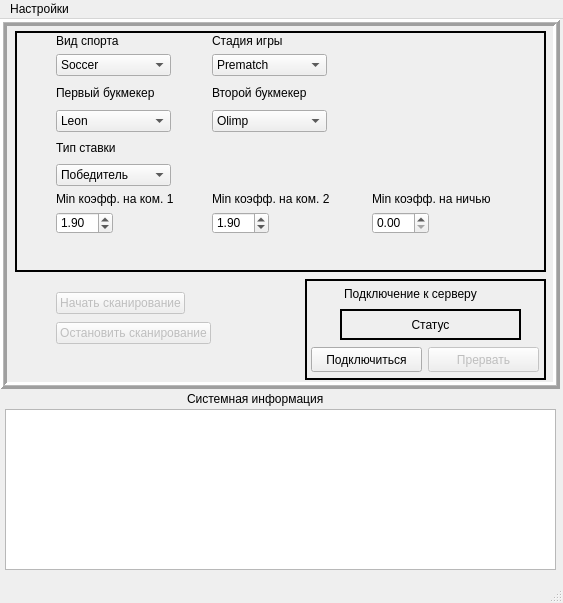
Old version of the form Client UI/components/forms/client_app_template.ui in the repository HiddenJang/Xperiment2.
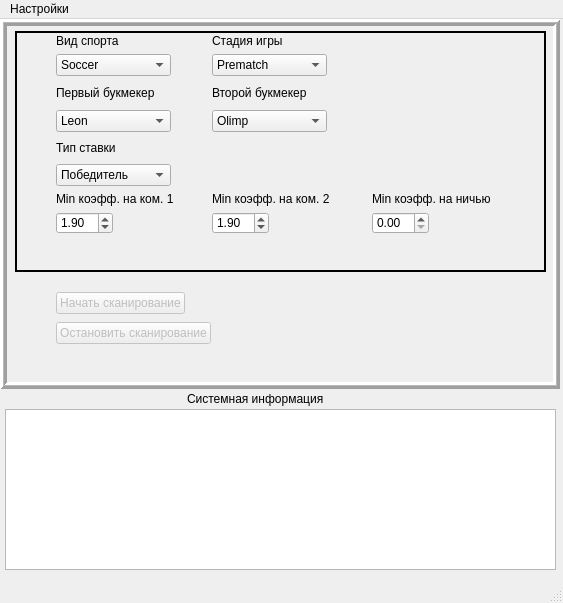
New version of the form.

Patch:
```diff
--- a/Client UI/components/forms/client_app_template.ui
+++ b/Client UI/components/forms/client_app_template.ui
@@ -580,92 +580,6 @@
       </item>
      </layout>
     </widget>
-    <widget class="QLabel" name="label_serverStatus">
-     <property name="geometry">
-      <rect>
-       <x>340</x>
-       <y>290</y>
-       <width>181</width>
-       <height>31</height>
-      </rect>
-     </property>
-     <property name="styleSheet">
-      <string notr="true">border-color: rgb(0, 0, 0);</string>
-     </property>
-     <property name="frameShape">
-      <enum>QFrame::Box</enum>
-     </property>
-     <property name="lineWidth">
-      <number>2</number>
-     </property>
-     <property name="text">
-      <string>Статус</string>
-     </property>
-     <property name="alignment">
-      <set>Qt::AlignCenter</set>
-     </property>
-    </widget>
-    <widget class="QFrame" name="frame_3">
-     <property name="geometry">
-      <rect>
-       <x>305</x>
-       <y>260</y>
-       <width>241</width>
-       <height>101</height>
-      </rect>
-     </property>
-     <property name="frameShape">
-      <enum>QFrame::Box</enum>
-     </property>
-     <property name="frameShadow">
-      <enum>QFrame::Plain</enum>
-     </property>
-     <property name="lineWidth">
-      <number>2</number>
-     </property>
-     <widget class="QLabel" name="label_connectionToServer">
-      <property name="geometry">
-       <rect>
-        <x>39</x>
-        <y>5</y>
-        <width>172</width>
-        <height>20</height>
-       </rect>
-      </property>
-      <property name="text">
-       <string>Подключение к серверу</string>
-      </property>
-     </widget>
-     <widget class="QPushButton" name="pushButton_connect">
-      <property name="geometry">
-       <rect>
-        <x>6</x>
-        <y>68</y>
-        <width>111</width>
-        <height>25</height>
-       </rect>
-      </property>
-      <property name="text">
-       <string>Подключиться</string>
-      </property>
-     </widget>
-     <widget class="QPushButton" name="pushButton_disconnect">
-      <property name="enabled">
-       <bool>false</bool>
-      </property>
-      <property name="geometry">
-       <rect>
-        <x>123</x>
-        <y>68</y>
-        <width>111</width>
-        <height>25</height>
-       </rect>
-      </property>
-      <property name="text">
-       <string>Прервать</string>
-      </property>
-     </widget>
-    </widget>
     <zorder>layoutWidget_2</zorder>
     <zorder>frame_3</zorder>
     <zorder>frame_2</zorder>
```
Left out of the diff: 14 changed lines with no effect on the pictures.
